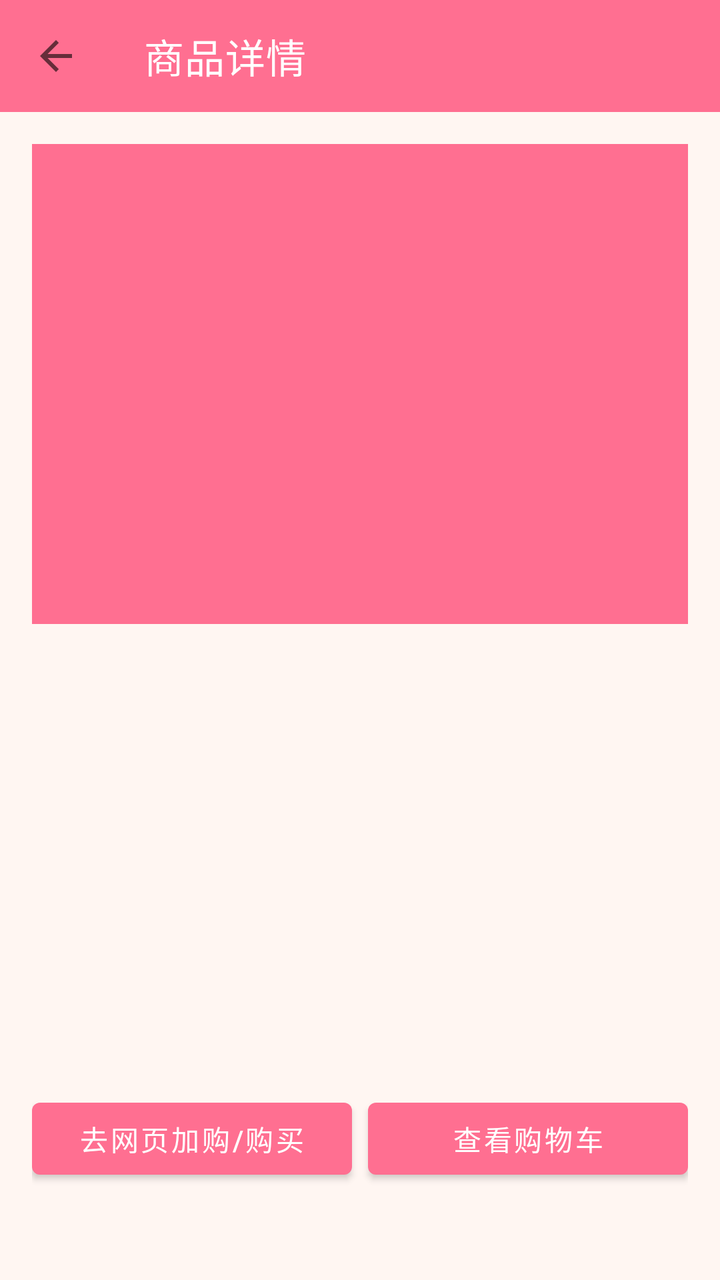
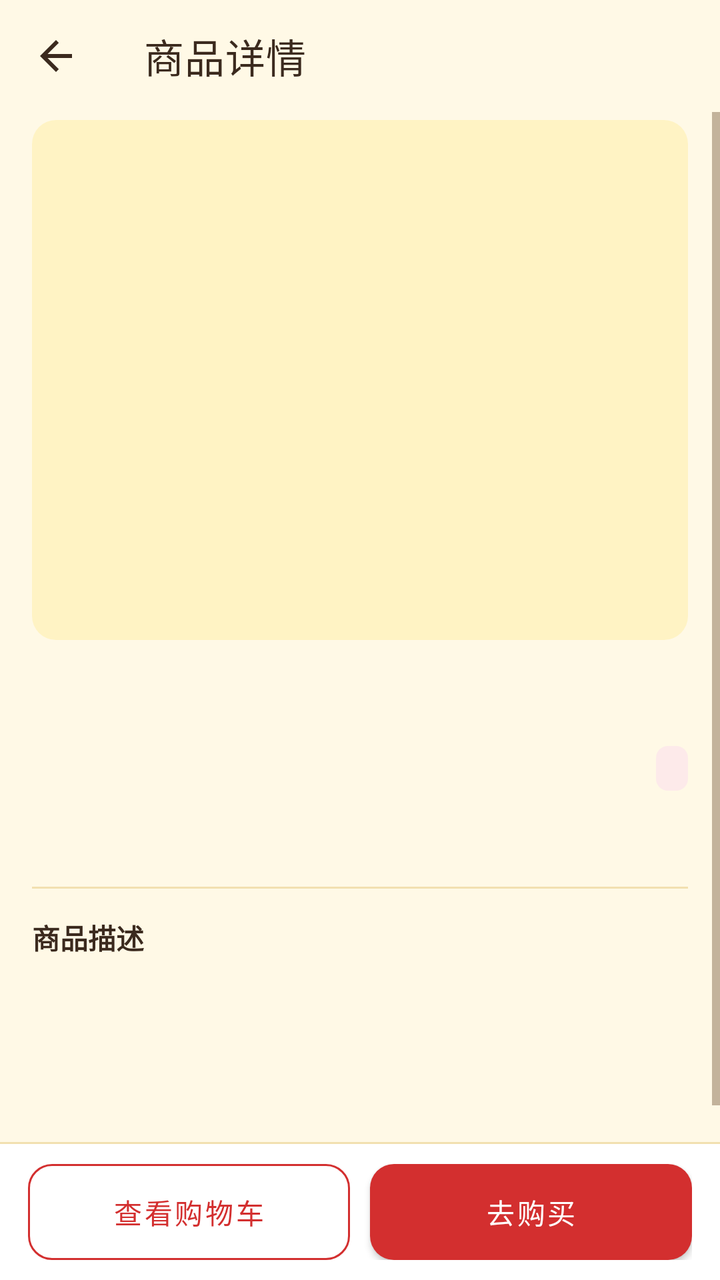

The first picture is an Android layout as it rendered before a commit; the second is the same layout after the commit. The layout source and the unified diff follow.
<!-- AndroidManifest.xml: application theme Theme.ShineApp -->
<!-- res/layout/activity_product_detail.xml -->
<?xml version="1.0" encoding="utf-8"?>
<LinearLayout xmlns:android="http://schemas.android.com/apk/res/android"
    xmlns:app="http://schemas.android.com/apk/res-auto"
    android:orientation="vertical" android:layout_width="match_parent" android:layout_height="match_parent"
    android:background="@color/shine_bg">

    <com.google.android.material.appbar.MaterialToolbar
        android:id="@+id/top_app_bar" android:layout_width="match_parent" android:layout_height="?attr/actionBarSize"
        android:background="@color/shine_pink" app:titleTextColor="@android:color/white" app:title="商品详情"
        app:navigationIcon="?attr/homeAsUpIndicator"/>

    <ScrollView android:layout_width="match_parent" android:layout_height="match_parent">
        <LinearLayout android:layout_width="match_parent" android:layout_height="wrap_content"
            android:orientation="vertical" android:padding="16dp">

            <ImageView android:id="@+id/img_product" android:layout_width="match_parent" android:layout_height="240dp"
                android:scaleType="centerCrop" android:background="@color/shine_pink"/>

            <TextView android:id="@+id/tv_title" android:layout_width="wrap_content" android:layout_height="wrap_content"
                android:textSize="22sp" android:textStyle="bold" android:textColor="@color/shine_text" android:layout_marginTop="12dp"/>

            <TextView android:id="@+id/tv_price" android:layout_width="wrap_content" android:layout_height="wrap_content"
                android:textSize="20sp" android:textColor="@color/shine_pink" android:textStyle="bold" android:layout_marginTop="6dp"/>

            <LinearLayout android:layout_width="match_parent" android:layout_height="wrap_content"
                android:orientation="horizontal" android:layout_marginTop="10dp">
                <TextView android:id="@+id/tv_cat" android:layout_width="wrap_content" android:layout_height="wrap_content" android:textColor="@color/shine_sub"/>
                <TextView android:id="@+id/tv_stock" android:layout_width="wrap_content" android:layout_height="wrap_content"
                    android:textColor="@color/shine_sub" android:layout_marginStart="16dp"/>
            </LinearLayout>

            <TextView android:id="@+id/tv_material" android:layout_width="wrap_content" android:layout_height="wrap_content"
                android:textColor="@color/shine_sub" android:layout_marginTop="4dp"/>

            <TextView android:id="@+id/tv_custom" android:layout_width="wrap_content" android:layout_height="wrap_content"
                android:text="支持来图定制" android:textColor="@color/shine_mint" android:textStyle="bold"
                android:layout_marginTop="6dp" android:visibility="gone"/>

            <TextView android:id="@+id/tv_desc" android:layout_width="match_parent" android:layout_height="wrap_content"
                android:textColor="@color/shine_text" android:layout_marginTop="12dp" android:lineSpacingMultiplier="1.3"/>

            <ProgressBar android:id="@+id/progress" android:layout_width="wrap_content" android:layout_height="wrap_content"
                android:layout_gravity="center" android:layout_marginTop="12dp"/>

            <LinearLayout android:layout_width="match_parent" android:layout_height="wrap_content"
                android:orientation="horizontal" android:layout_marginTop="16dp">
                <Button android:id="@+id/btn_buy" android:layout_width="0dp" android:layout_weight="1"
                    android:layout_height="wrap_content" android:text="去网页加购/购买"/>
                <Button android:id="@+id/btn_cart" android:layout_width="0dp" android:layout_weight="1"
                    android:layout_height="wrap_content" android:text="查看购物车" android:layout_marginStart="8dp"/>
            </LinearLayout>
        </LinearLayout>
    </ScrollView>
</LinearLayout>
<!-- resources referenced by this layout -->
<resources>
  <color name="shine_bg">#FFF6F2</color>
  <color name="shine_mint">#9ED9C4</color>
  <color name="shine_pink">#FF6F91</color>
  <color name="shine_sub">#8A7A7A</color>
  <color name="shine_text">#3A2C2C</color>
  <style name="Theme.ShineApp" parent="Theme.MaterialComponents.DayNight.NoActionBar">
          <item name="colorPrimary">@color/shine_pink</item>
          <item name="colorPrimaryVariant">@color/shine_pink_dark</item>
          <item name="colorOnPrimary">@android:color/white</item>
          <item name="colorSecondary">@color/shine_mint</item>
          <item name="android:colorBackground">@color/shine_bg</item>
          <item name="android:statusBarColor">@color/shine_pink</item>
          <item name="android:navigationBarColor">@color/shine_pink</item>
      </style>
  <color name="shine_pink_dark">#E25C7E</color>
</resources>

<!-- the commit's change to res/layout/activity_product_detail.xml (unified diff, before → after) -->
@@ -6,49 +6,91 @@
 
     <com.google.android.material.appbar.MaterialToolbar
         android:id="@+id/top_app_bar" android:layout_width="match_parent" android:layout_height="?attr/actionBarSize"
-        android:background="@color/shine_pink" app:titleTextColor="@android:color/white" app:title="商品详情"
-        app:navigationIcon="?attr/homeAsUpIndicator"/>
+        android:background="@color/shine_bg" app:titleTextColor="@color/shine_text" app:title="商品详情"
+        app:navigationIcon="?attr/homeAsUpIndicator"
+        app:navigationIconTint="@color/shine_text" />
 
-    <ScrollView android:layout_width="match_parent" android:layout_height="match_parent">
+    <ScrollView android:layout_width="match_parent" android:layout_height="0dp"
+        android:layout_weight="1" android:fillViewport="true">
+
         <LinearLayout android:layout_width="match_parent" android:layout_height="wrap_content"
-            android:orientation="vertical" android:padding="16dp">
+            android:orientation="vertical" android:paddingStart="16dp" android:paddingEnd="16dp"
+            android:paddingTop="4dp" android:paddingBottom="20dp">
 
-            <ImageView android:id="@+id/img_product" android:layout_width="match_parent" android:layout_height="240dp"
-                android:scaleType="centerCrop" android:background="@color/shine_pink"/>
+            <com.google.android.material.imageview.ShapeableImageView
+                android:id="@+id/img_product" android:layout_width="match_parent" android:layout_height="260dp"
+                android:scaleType="centerCrop" android:background="@color/shine_yellow_soft"
+                app:shapeAppearanceOverlay="@style/RoundedImage"/>
 
-            <TextView android:id="@+id/tv_title" android:layout_width="wrap_content" android:layout_height="wrap_content"
-                android:textSize="22sp" android:textStyle="bold" android:textColor="@color/shine_text" android:layout_marginTop="12dp"/>
+            <TextView android:id="@+id/tv_title" android:layout_width="match_parent" android:layout_height="wrap_content"
+                android:textSize="20sp" android:textStyle="bold" android:textColor="@color/shine_text"
+                android:layout_marginTop="14dp" android:lineSpacingExtra="2dp"/>
 
-            <TextView android:id="@+id/tv_price" android:layout_width="wrap_content" android:layout_height="wrap_content"
-                android:textSize="20sp" android:textColor="@color/shine_pink" android:textStyle="bold" android:layout_marginTop="6dp"/>
+            <LinearLayout android:layout_width="match_parent" android:layout_height="wrap_content"
+                android:orientation="horizontal" android:gravity="center_vertical" android:layout_marginTop="8dp">
+
+                <TextView android:id="@+id/tv_price" android:layout_width="0dp" android:layout_weight="1"
+                    android:layout_height="wrap_content" android:textSize="23sp"
+                    android:textColor="@color/shine_pink" android:textStyle="bold"/>
+
+                <TextView android:id="@+id/tv_stock" android:layout_width="wrap_content"
+                    android:layout_height="wrap_content" android:textSize="12sp"
+                    android:textColor="@color/shine_amber_text" android:background="@drawable/bg_badge_soft"
+                    android:paddingStart="8dp" android:paddingEnd="8dp" android:paddingTop="3dp"
+                    android:paddingBottom="3dp"/>
+            </LinearLayout>
+
+            <TextView android:id="@+id/tv_custom" android:layout_width="wrap_content" android:layout_height="wrap_content"
+                android:text="支持来图定制" android:textColor="@color/shine_amber_text"
+                android:textStyle="bold" android:textSize="12sp" android:background="@drawable/bg_badge_soft"
+                android:paddingStart="8dp" android:paddingEnd="8dp" android:paddingTop="3dp"
+                android:paddingBottom="3dp" android:layout_marginTop="8dp" android:visibility="gone"/>
 
             <LinearLayout android:layout_width="match_parent" android:layout_height="wrap_content"
                 android:orientation="horizontal" android:layout_marginTop="10dp">
-                <TextView android:id="@+id/tv_cat" android:layout_width="wrap_content" android:layout_height="wrap_content" android:textColor="@color/shine_sub"/>
-                <TextView android:id="@+id/tv_stock" android:layout_width="wrap_content" android:layout_height="wrap_content"
-                    android:textColor="@color/shine_sub" android:layout_marginStart="16dp"/>
+                <TextView android:id="@+id/tv_cat" android:layout_width="wrap_content" android:layout_height="wrap_content"
+                    android:textColor="@color/shine_sub" android:textSize="13sp"/>
+                <TextView android:id="@+id/tv_material" android:layout_width="wrap_content" android:layout_height="wrap_content"
+                    android:textColor="@color/shine_sub" android:textSize="13sp" android:layout_marginStart="14dp"/>
             </LinearLayout>
 
-            <TextView android:id="@+id/tv_material" android:layout_width="wrap_content" android:layout_height="wrap_content"
-                android:textColor="@color/shine_sub" android:layout_marginTop="4dp"/>
+            <View android:layout_width="match_parent" android:layout_height="1dp"
+                android:background="@color/shine_yellow_line" android:layout_marginTop="16dp"/>
 
-            <TextView android:id="@+id/tv_custom" android:layout_width="wrap_content" android:layout_height="wrap_content"
-                android:text="支持来图定制" android:textColor="@color/shine_mint" android:textStyle="bold"
-                android:layout_marginTop="6dp" android:visibility="gone"/>
+            <TextView android:layout_width="wrap_content" android:layout_height="wrap_content"
+                android:text="商品描述" android:textSize="14sp" android:textStyle="bold"
+                android:textColor="@color/shine_text" android:layout_marginTop="14dp"/>
 
             <TextView android:id="@+id/tv_desc" android:layout_width="match_parent" android:layout_height="wrap_content"
-                android:textColor="@color/shine_text" android:layout_marginTop="12dp" android:lineSpacingMultiplier="1.3"/>
+                android:textColor="@color/shine_text" android:textSize="14sp" android:layout_marginTop="8dp"
+                android:lineSpacingExtra="5dp"/>
 
             <ProgressBar android:id="@+id/progress" android:layout_width="wrap_content" android:layout_height="wrap_content"
-                android:layout_gravity="center" android:layout_marginTop="12dp"/>
-
-            <LinearLayout android:layout_width="match_parent" android:layout_height="wrap_content"
-                android:orientation="horizontal" android:layout_marginTop="16dp">
-                <Button android:id="@+id/btn_buy" android:layout_width="0dp" android:layout_weight="1"
-                    android:layout_height="wrap_content" android:text="去网页加购/购买"/>
-                <Button android:id="@+id/btn_cart" android:layout_width="0dp" android:layout_weight="1"
-                    android:layout_height="wrap_content" android:text="查看购物车" android:layout_marginStart="8dp"/>
-            </LinearLayout>
+                android:layout_gravity="center" android:layout_marginTop="16dp"/>
         </LinearLayout>
     </ScrollView>
+
+    
+    <View android:layout_width="match_parent" android:layout_height="1dp"
+        android:background="@color/shine_yellow_line"/>
+
+    <LinearLayout android:layout_width="match_parent" android:layout_height="wrap_content"
+        android:orientation="horizontal" android:background="@color/shine_surface"
+        android:paddingStart="14dp" android:paddingEnd="14dp" android:paddingTop="10dp"
+        android:paddingBottom="10dp">
+
+        <com.google.android.material.button.MaterialButton
+            android:id="@+id/btn_cart" style="@style/Widget.MaterialComponents.Button.OutlinedButton"
+            android:layout_width="0dp" android:layout_weight="1" android:layout_height="48dp"
+            android:text="查看购物车" android:textSize="14sp" android:insetTop="0dp" android:insetBottom="0dp"
+            android:textColor="@color/shine_pink" app:strokeColor="@color/shine_pink"
+            app:cornerRadius="12dp"/>
+
+        <com.google.android.material.button.MaterialButton
+            android:id="@+id/btn_buy" android:layout_width="0dp" android:layout_weight="1"
+            android:layout_height="48dp" android:layout_marginStart="10dp" android:text="去购买"
+            android:textSize="14sp" android:insetTop="0dp" android:insetBottom="0dp"
+            android:textColor="@color/shine_on_red" app:backgroundTint="@color/shine_pink"
+            app:cornerRadius="12dp"/>
+    </LinearLayout>
 </LinearLayout>
<!-- resource entries referenced after the edit -->
@@ -1,19 +1,44 @@
 <!-- resources referenced by this layout -->
 <resources>
-  <color name="shine_bg">#FFF6F2</color>
-  <color name="shine_mint">#9ED9C4</color>
-  <color name="shine_pink">#FF6F91</color>
-  <color name="shine_sub">#8A7A7A</color>
-  <color name="shine_text">#3A2C2C</color>
+  <color name="shine_amber_text">#FF9C5B00</color>
+  <color name="shine_bg">#FFFFF9E6</color>
+  <color name="shine_on_red">#FFFFFFFF</color>
+  <color name="shine_mint">#FFFFD54F</color>
+  <color name="shine_mint_dark">#FFB26A00</color>
+  <color name="shine_pink">#FFD32F2F</color>
+  <color name="shine_sub">#FF8B7355</color>
+  <color name="shine_surface">#FFFFFFFF</color>
+  <color name="shine_text">#FF3B2A1E</color>
+  <color name="shine_yellow_line">#FFF2E0B0</color>
+  <color name="shine_yellow_soft">#FFFFF3C4</color>
+  <!-- drawable bg_badge_soft (drawable) -->
+  <?xml version="1.0" encoding="utf-8"?>
+  <shape xmlns:android="http://schemas.android.com/apk/res/android" android:shape="rectangle">
+      <solid android:color="@color/shine_red_soft"/>
+      <corners android:radius="6dp"/>
+  </shape>
+  <style name="RoundedImage" parent="">
+          <item name="cornerFamily">rounded</item>
+          <item name="cornerSize">12dp</item>
+      </style>
   <style name="Theme.ShineApp" parent="Theme.MaterialComponents.DayNight.NoActionBar">
           <item name="colorPrimary">@color/shine_pink</item>
           <item name="colorPrimaryVariant">@color/shine_pink_dark</item>
-          <item name="colorOnPrimary">@android:color/white</item>
+          <item name="colorOnPrimary">@color/shine_on_red</item>
           <item name="colorSecondary">@color/shine_mint</item>
+          <item name="colorSecondaryVariant">@color/shine_mint_dark</item>
+          <item name="colorSurface">@color/shine_surface</item>
           <item name="android:colorBackground">@color/shine_bg</item>
-          <item name="android:statusBarColor">@color/shine_pink</item>
-          <item name="android:navigationBarColor">@color/shine_pink</item>
+          <item name="android:textColorPrimary">@color/shine_text</item>
+          <item name="android:textColorSecondary">@color/shine_sub</item>
+          
+          <item name="android:statusBarColor">@color/shine_bg</item>
+          <item name="android:navigationBarColor">@color/shine_surface</item>
+          <item name="android:windowLightStatusBar">true</item>
+          <item name="android:windowLightNavigationBar" tools:targetApi="27">true</item>
+          <item name="android:windowBackground">@color/shine_bg</item>
       </style>
-  <color name="shine_pink_dark">#E25C7E</color>
+  <color name="shine_red_soft">#FFFDEAEA</color>
+  <color name="shine_pink_dark">#FFB71C1C</color>
 </resources>
 
